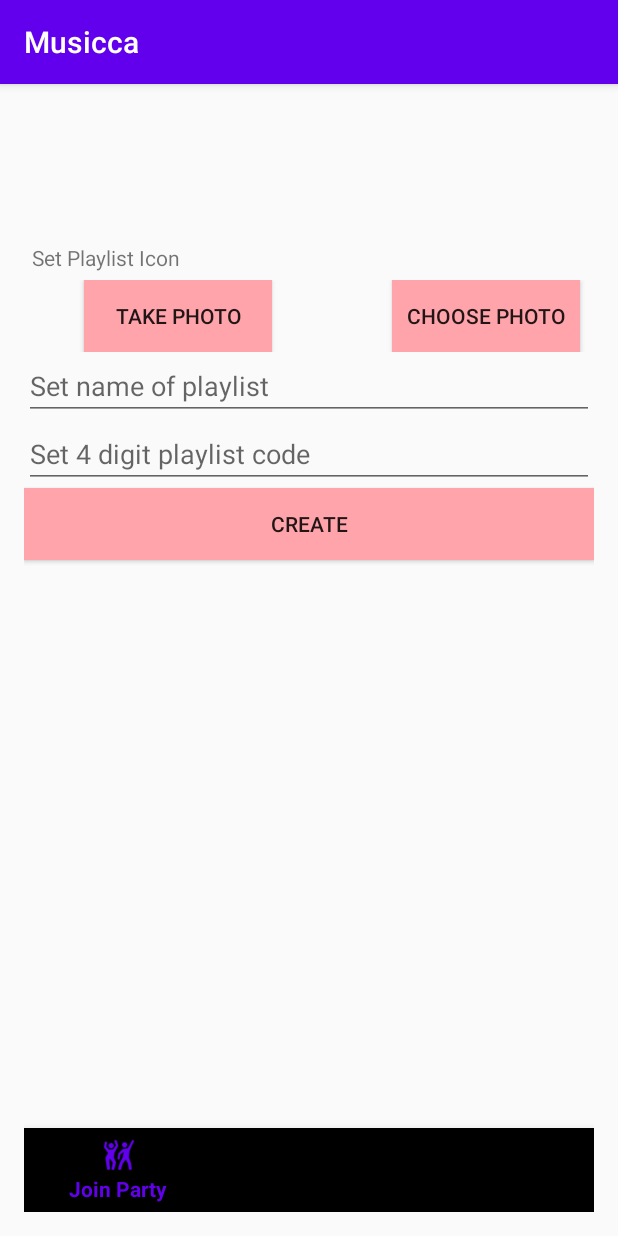
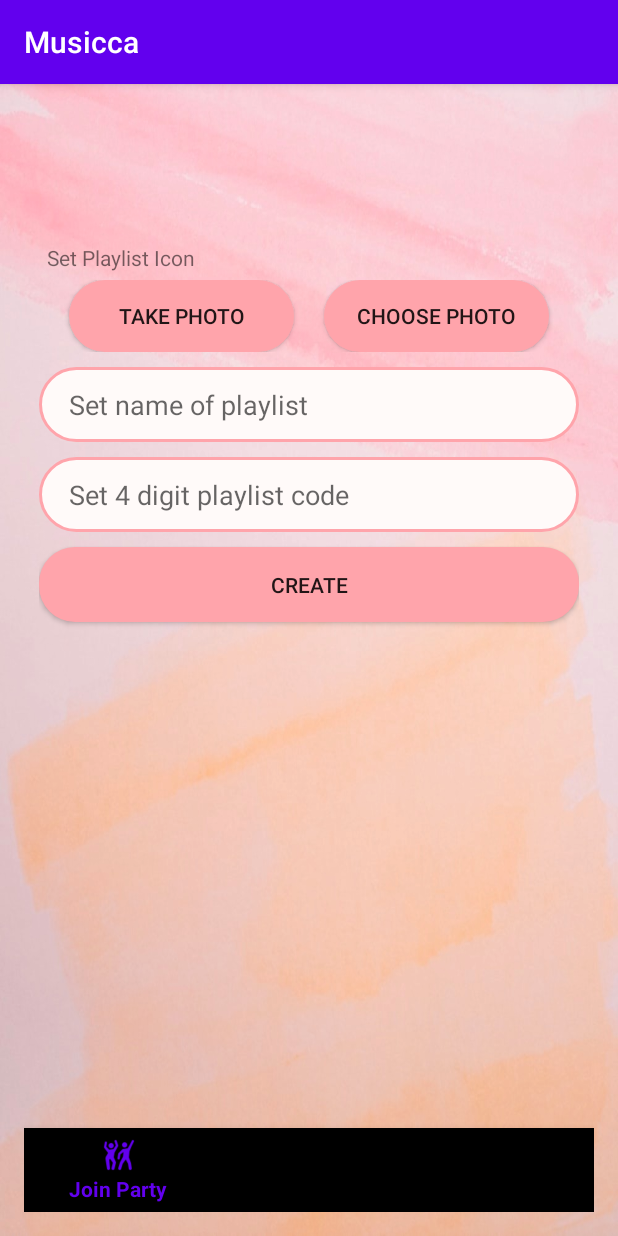
Before and after one commit to gracewainaina/Musicca, an Android app: the fragment CreateFragment placed in its activity, on a phone screen of 412 x 824 dp. Run offline under Robolectric (Android 15) with nearby library versions, the phone set to English and light mode, and no system bars; libraries missing offline, so code that uses them is left out: com.parse.

Commit message:
rounded corners for buttons and text entries, background theme

```diff
--- /dev/null
+++ b/Musicca/app/src/main/res/drawable/rounded_corners_filled.xml
@@ -0,0 +1,5 @@
+<?xml version="1.0" encoding="utf-8"?>
+<shape xmlns:android="http://schemas.android.com/apk/res/android">
+    <corners android:radius="24dp" />
+    <solid android:color="#ffa4ab" />
+</shape>
--- /dev/null
+++ b/Musicca/app/src/main/res/drawable/rounded_corners_outline.xml
@@ -0,0 +1,8 @@
+<?xml version="1.0" encoding="utf-8"?>
+<shape xmlns:android="http://schemas.android.com/apk/res/android">
+    <corners android:radius="24dp" />
+    <stroke
+        android:width="2dp"
+        android:color="#ffa4ab" />
+    <solid android:color="#fffaf9" />
+</shape>
--- a/Musicca/app/src/main/res/layout/fragment_create.xml
+++ b/Musicca/app/src/main/res/layout/fragment_create.xml
@@ -5,6 +5,7 @@
     android:orientation="vertical"
     android:layout_width="match_parent"
     android:layout_height="match_parent"
+    android:padding="10dp"
     tools:context=".fragments.CreateFragment">
 
     <ImageView
@@ -12,8 +13,6 @@
         android:layout_width="70dp"
         android:layout_height="70dp"
         android:layout_gravity="center"
-        android:layout_marginStart="10dp"
-        android:layout_marginTop="10dp"
         android:scaleType="centerCrop"
         tools:srcCompat="@drawable/musicalnotes" />
 
@@ -29,23 +28,24 @@
     <LinearLayout
         android:layout_width="match_parent"
         android:layout_height="wrap_content"
-        android:orientation="horizontal"
-        android:layout_marginTop="5dp">
+        android:layout_marginTop="5dp"
+
+        android:gravity="center|center_horizontal|center_vertical"
+        android:orientation="horizontal">
 
         <Button
             android:id="@+id/btnTakePhoto"
-            android:layout_width="125dp"
+            android:layout_width="150dp"
             android:layout_height="wrap_content"
-            android:background="#ffa4ab"
-            android:layout_marginStart="40dp"
+            android:background="@drawable/rounded_corners_filled"
             android:text="TAKE PHOTO" />
 
         <Button
             android:id="@+id/btnChoosePhoto"
-            android:layout_width="125dp"
+            android:layout_width="150dp"
             android:layout_height="wrap_content"
-            android:background="#ffa4ab"
-            android:layout_marginStart="80dp"
+            android:layout_marginStart="20dp"
+            android:background="@drawable/rounded_corners_filled"
             android:text="CHOOSE PHOTO" />
 
 
@@ -55,22 +55,29 @@
     <EditText
         android:id="@+id/etPlaylistname_create"
         android:layout_width="match_parent"
-        android:layout_height="wrap_content"
+        android:layout_height="50dp"
+        android:paddingLeft="20dp"
+        android:layout_marginTop="10dp"
+        android:background="@drawable/rounded_corners_outline"
         android:ems="10"
         android:hint="Set name of playlist" />
 
     <EditText
         android:id="@+id/etPlaylistcode_create"
         android:layout_width="match_parent"
-        android:layout_height="wrap_content"
+        android:layout_height="50dp"
+        android:paddingLeft="20dp"
+        android:layout_marginTop="10dp"
+        android:background="@drawable/rounded_corners_outline"
         android:ems="10"
         android:hint="Set 4 digit playlist code" />
 
     <Button
         android:id="@+id/btnCreatePlaylist"
         android:layout_width="match_parent"
-        android:layout_height="wrap_content"
-        android:background="#ffa4ab"
+        android:layout_height="50dp"
+        android:layout_marginTop="10dp"
+        android:background="@drawable/rounded_corners_filled"
         android:text="CREATE" />
 
 </LinearLayout>
--- a/Musicca/app/src/main/res/layout/fragment_multi_filter_dialog.xml
+++ b/Musicca/app/src/main/res/layout/fragment_multi_filter_dialog.xml
@@ -4,7 +4,7 @@
     android:layout_width="match_parent"
     android:layout_height="match_parent"
     android:layout_gravity="center|center_horizontal|center_vertical"
-    android:padding="8dp">
+    android:padding="10dp">
 
     <LinearLayout
         android:layout_width="match_parent"
@@ -100,8 +100,7 @@
         android:layout_height="wrap_content"
         android:layout_marginTop="20dp"
         android:layout_marginBottom="30dp"
-        android:background="#ffa4ab"
-        android:padding="3dp"
+        android:background="@drawable/rounded_corners_filled"
         android:text="Apply Filter" />
 
 </LinearLayout>
--- a/Musicca/app/src/main/res/values/styles.xml
+++ b/Musicca/app/src/main/res/values/styles.xml
@@ -6,6 +6,7 @@
         <item name="colorAccent">@color/colorAccent</item>
 
         <item name="android:windowContentTransitions">true</item>
+        <item name="android:windowBackground">@drawable/background_theme</item>
     </style>
 
 </resources>
```
Also changed, not shown: Musicca/app/src/main/res/layout/activity_current_playlist.xml (+9 -25 lines), Musicca/app/src/main/res/layout/activity_edit_profile.xml (+15 -16 lines), Musicca/app/src/main/res/layout/activity_login.xml (+10 -6 lines), Musicca/app/src/main/res/layout/activity_queue.xml (+17 -23 lines), Musicca/app/src/main/res/layout/activity_signup.xml (+11 -5 lines), Musicca/app/src/main/res/layout/activity_song_playlist.xml (+5 -12 lines), Musicca/app/src/main/res/layout/activity_song_queue.xml (+16 -30 lines), Musicca/app/src/main/res/layout/fragment_join.xml (+12 -4 lines), Musicca/app/src/main/res/layout/fragment_profile.xml (+5 -7 lines), Musicca/app/src/main/res/drawable/background_color.jpg (added), Musicca/app/src/main/res/drawable/background_theme.jpeg (added), 1 other file.
